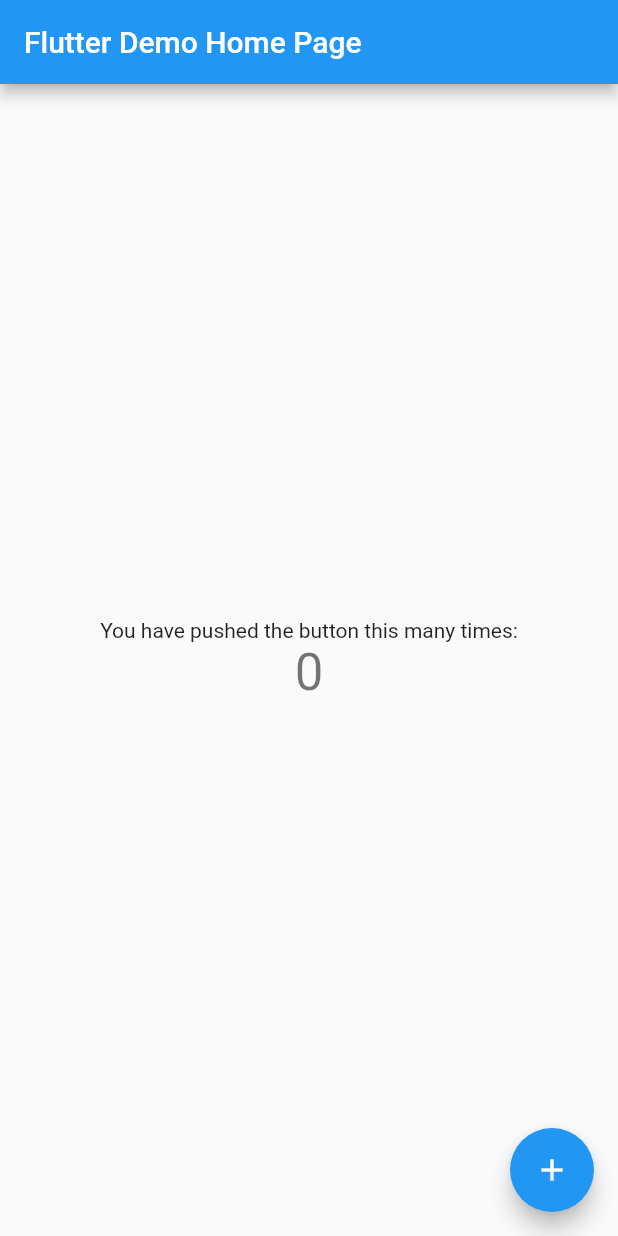
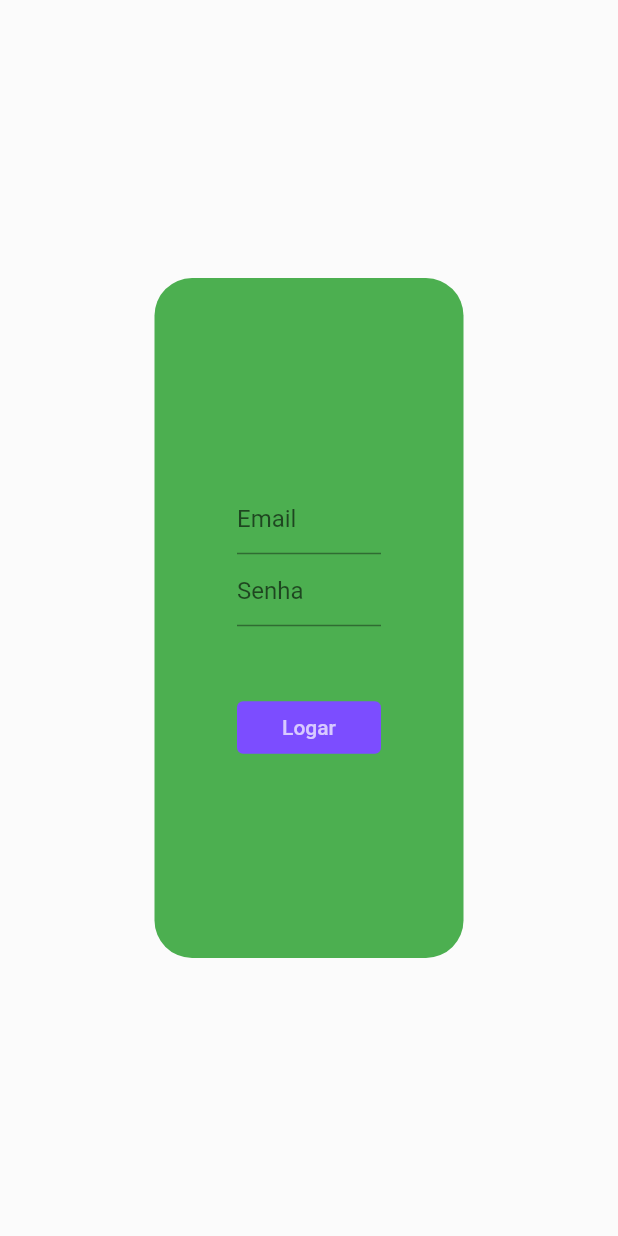
Before and after one commit to GivagoFritzen/nutri-front, a Flutter app: the screen it shows after launch, on a phone screen of 412 x 824 dp. Run offline on Flutter 3.47's test engine with Material 2 defaults, Android fonts, the phone set to English and light mode, and no system bars; our stand-ins replace chopper; generated files the repository leaves out were written again.

Commit message:
Iniciando Request

```diff
--- a/lib/main.dart
+++ b/lib/main.dart
@@ -1,115 +1,44 @@
+import 'dart:io';
+
+import 'package:provider/provider.dart';
 import 'package:flutter/material.dart';
+import 'package:nutri/pages/homePage.dart';
+import 'package:nutri/pages/loginPage.dart';
+import 'package:nutri/services/loginService.dart';
 
 void main() {
+  HttpOverrides.global = MyHttpOverrides();
   runApp(const MyApp());
+}
+
+class MyHttpOverrides extends HttpOverrides {
+  @override
+  HttpClient createHttpClient(SecurityContext? context) {
+    return super.createHttpClient(context)
+      ..badCertificateCallback =
+          (X509Certificate cert, String host, int port) => true;
+  }
 }
 
 class MyApp extends StatelessWidget {
   const MyApp({Key? key}) : super(key: key);
 
-  // This widget is the root of your application.
   @override
   Widget build(BuildContext context) {
-    return MaterialApp(
-      title: 'Flutter Demo',
-      theme: ThemeData(
-        // This is the theme of your application.
-        //
-        // Try running your application with "flutter run". You'll see the
-        // application has a blue toolbar. Then, without quitting the app, try
-        // changing the primarySwatch below to Colors.green and then invoke
-        // "hot reload" (press "r" in the console where you ran "flutter run",
-        // or simply save your changes to "hot reload" in a Flutter IDE).
-        // Notice that the counter didn't reset back to zero; the application
-        // is not restarted.
-        primarySwatch: Colors.blue,
+    return Provider(
+      create: (_) => LoginService.create(),
+      dispose: (_, LoginService service) => service.client.dispose(),
+      child: MaterialApp(
+        title: 'Flutter Demo',
+        theme: ThemeData(
+          primarySwatch: Colors.blue,
+        ),
+        home: const LoginPage(),
+        routes: {
+          '/home': (context) => const HomePage(),
+          '/login': (context) => const LoginPage()
+        },
       ),
-      home: const MyHomePage(title: 'Flutter Demo Home Page'),
     );
   }
 }
-
-class MyHomePage extends StatefulWidget {
-  const MyHomePage({Key? key, required this.title}) : super(key: key);
-
-  // This widget is the home page of your application. It is stateful, meaning
-  // that it has a State object (defined below) that contains fields that affect
-  // how it looks.
-
-  // This class is the configuration for the state. It holds the values (in this
-  // case the title) provided by the parent (in this case the App widget) and
-  // used by the build method of the State. Fields in a Widget subclass are
-  // always marked "final".
-
-  final String title;
-
-  @override
-  State<MyHomePage> createState() => _MyHomePageState();
-}
-
-class _MyHomePageState extends State<MyHomePage> {
-  int _counter = 0;
-
-  void _incrementCounter() {
-    setState(() {
-      // This call to setState tells the Flutter framework that something has
-      // changed in this State, which causes it to rerun the build method below
-      // so that the display can reflect the updated values. If we changed
-      // _counter without calling setState(), then the build method would not be
-      // called again, and so nothing would appear to happen.
-      _counter++;
-    });
-  }
-
-  @override
-  Widget build(BuildContext context) {
-    // This method is rerun every time setState is called, for instance as done
-    // by the _incrementCounter method above.
-    //
-    // The Flutter framework has been optimized to make rerunning build methods
-    // fast, so that you can just rebuild anything that needs updating rather
-    // than having to individually change instances of widgets.
-    return Scaffold(
-      appBar: AppBar(
-        // Here we take the value from the MyHomePage object that was created by
-        // the App.build method, and use it to set our appbar title.
-        title: Text(widget.title),
-      ),
-      body: Center(
-        // Center is a layout widget. It takes a single child and positions it
-        // in the middle of the parent.
-        child: Column(
-          // Column is also a layout widget. It takes a list of children and
-          // arranges them vertically. By default, it sizes itself to fit its
-          // children horizontally, and tries to be as tall as its parent.
-          //
-          // Invoke "debug painting" (press "p" in the console, choose the
-          // "Toggle Debug Paint" action from the Flutter Inspector in Android
-          // Studio, or the "Toggle Debug Paint" command in Visual Studio Code)
-          // to see the wireframe for each widget.
-          //
-          // Column has various properties to control how it sizes itself and
-          // how it positions its children. Here we use mainAxisAlignment to
-          // center the children vertically; the main axis here is the vertical
-          // axis because Columns are vertical (the cross axis would be
-          // horizontal).
-          mainAxisAlignment: MainAxisAlignment.center,
-          children: <Widget>[
-            const Text(
-              'You have pushed the button this many times:',
-            ),
-            Text(
-              '$_counter',
-              style: Theme.of(context).textTheme.headline4,
-            ),
-          ],
-        ),
-      ),
-      floatingActionButton: FloatingActionButton(
-        onPressed: _incrementCounter,
-        tooltip: 'Increment',
-        child: const Icon(Icons.add),
-      ), // This trailing comma makes auto-formatting nicer for build methods.
-    );
-  }
-}
--- /dev/null
+++ b/lib/models/login/loginNutricionistaViewModel.dart
@@ -0,0 +1,11 @@
+import 'package:json_annotation/json_annotation.dart';
+
+@JsonSerializable()
+class LoginNutricionistaViewModel {
+  final String Email, Senha;
+
+  LoginNutricionistaViewModel({
+    required this.Email,
+    required this.Senha,
+  });
+}
--- /dev/null
+++ b/lib/models/login/loginTokenViewModel.dart
@@ -0,0 +1,8 @@
+import 'package:json_annotation/json_annotation.dart';
+
+@JsonSerializable()
+class LoginTokenViewModel {
+  final String Token, RefreshToken;
+
+  LoginTokenViewModel({required this.Token, required this.RefreshToken});
+}
--- /dev/null
+++ b/lib/pages/loginPage.dart
@@ -0,0 +1,112 @@
+import 'package:flutter/material.dart';
+import 'package:provider/provider.dart';
+
+import '../components/alert.dart';
+import '../models/login/loginNutricionistaViewModel.dart';
+import '../models/login/loginTokenViewModel.dart';
+import '../services/loginService.dart';
+import '../utils/colors.dart';
+
+class LoginPage extends StatefulWidget {
+  const LoginPage({Key? key}) : super(key: key);
+
+  @override
+  _LoginPageState createState() => _LoginPageState();
+}
+
+class _LoginPageState extends State<LoginPage> {
+  final _formKey = GlobalKey<FormState>();
+
+  final TextEditingController _controllerEmail = TextEditingController();
+  final TextEditingController _controllerSenha = TextEditingController();
+
+  Widget formField(String textoVazio, TextEditingController textController) {
+    return TextFormField(
+      controller: textController,
+      cursorColor: Colors.black,
+      decoration: InputDecoration(
+        hintText: textoVazio,
+        focusedBorder: const UnderlineInputBorder(
+          borderSide: BorderSide(color: Colors.black),
+        ),
+      ),
+      validator: (value) {
+        if (value == null || value.isEmpty) {
+          return "Campo não pode estar vazio";
+        }
+        return null;
+      },
+    );
+  }
+
+  Widget formButton() {
+    return Container(
+      width: 150,
+      height: 35,
+      margin: const EdgeInsets.only(top: 50),
+      child: TextButton(
+        style: ButtonStyle(
+          backgroundColor:
+              MaterialStateProperty.all<Color>(Colors.deepPurpleAccent),
+          foregroundColor: MaterialStateProperty.all<Color>(Colors.white70),
+        ),
+        onPressed: () async {
+          if (!_formKey.currentState!.validate()) {
+            ScaffoldMessenger.of(context).showSnackBar(
+              Alert.message("emailText"),
+            );
+          } else {
+            final viewModel = LoginNutricionistaViewModel(
+              Email: _controllerEmail.text,
+              Senha: _controllerSenha.text,
+            );
+
+            final response =
+                await Provider.of<LoginService>(context, listen: false)
+                    .login(viewModel);
+
+            ScaffoldMessenger.of(context).showSnackBar(
+              Alert.message(response.toString()),
+            );
+          }
+        },
+        child: const Text('Logar'),
+      ),
+    );
+  }
+
+  @override
+  Widget build(BuildContext context) {
+    return Scaffold(
+      body: Container(
+        width: double.infinity,
+        height: double.infinity,
+        color: Colors.white24,
+        child: Center(
+          child: Container(
+            width: MediaQuery.of(context).size.width * .50,
+            height: MediaQuery.of(context).size.height * .55,
+            decoration: BoxDecoration(
+              borderRadius: BorderRadius.circular(25),
+              color: ColorUtil.green,
+            ),
+            child: Padding(
+              padding: const EdgeInsets.all(55),
+              child: Form(
+                key: _formKey,
+                child: Column(
+                  mainAxisAlignment: MainAxisAlignment.center,
+                  children: [
+                    formField("Email", _controllerEmail),
+                    formField("Senha", _controllerSenha),
+                    formButton(),
+                  ],
+                ),
+              ),
+            ),
+          ),
+        ),
+      ),
+    );
+  }
+}
--- /dev/null
+++ b/lib/services/loginService.dart
@@ -0,0 +1,34 @@
+import 'package:chopper/chopper.dart';
+import 'package:nutri/utils/appSettings.dart';
+
+import '../models/login/loginNutricionistaViewModel.dart';
+import '../models/login/loginTokenViewModel.dart';
+
+part 'loginService.chopper.dart';
+
+@ChopperApi(baseUrl: 'Login')
+abstract class LoginService extends ChopperService {
+  @Post()
+  Future<Response<LoginTokenViewModel>> login(
+    @Body() LoginNutricionistaViewModel login,
+  );
+
+  @Post()
+  Future<Response<LoginTokenViewModel>> refreshToken(
+    @Body() LoginTokenViewModel loginToken,
+  );
+
+  static LoginService create() {
+    final client = ChopperClient(
+      baseUrl: appSettings.baseUrl,
+      services: [
+        _$LoginService(),
+      ],
+      converter: JsonConverter(),
+      interceptors: [
+        HttpLoggingInterceptor(),
+      ],
+    );
+    return _$LoginService(client);
+  }
+}
--- /dev/null
+++ b/lib/utils/appSettings.dart
@@ -0,0 +1,3 @@
+class appSettings {
+  static const baseUrl = 'https://localhost:5001/api/';
+}
--- /dev/null
+++ b/lib/utils/colors.dart
@@ -0,0 +1,6 @@
+import 'package:flutter/material.dart';
+
+class ColorUtil {
+  static const Color green = Colors.green;
+  static const Color darkGrey = Color.fromRGBO(170, 170, 170, 0.4);
+}
```
Also changed, not shown: lib/components/alert.dart (added, +23 -0 lines), lib/components/leftBar.dart (added, +36 -0 lines), lib/components/topBar.dart (added, +82 -0 lines), lib/pages/homePage.dart (added, +32 -0 lines), pubspec.yaml (+13 -34 lines), lib/services/loginService.chopper.dart (added), pubspec.lock.
